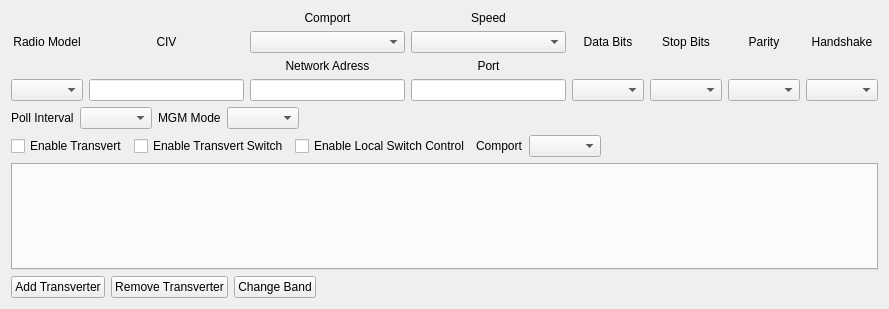
This is mqt/MqtRigControl/rigsetupform.ui in Rsclub22/Minos2-Mirror as Qt 5 draws it before an edit. The edited form follows.
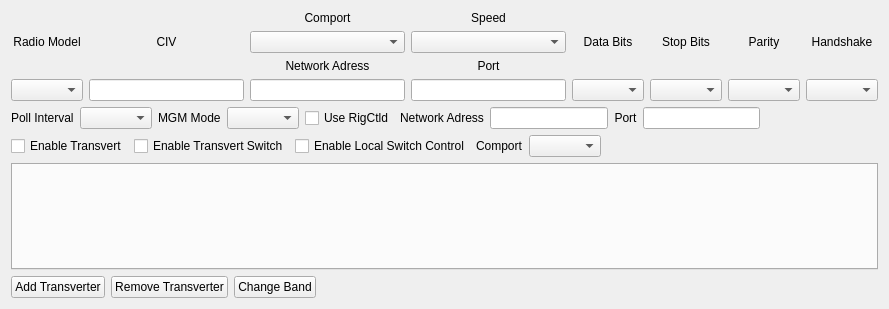
This is the edited form. Custom widgets are drawn as their Qt base class.

Patch:
```diff
--- a/mqt/MqtRigControl/rigsetupform.ui
+++ b/mqt/MqtRigControl/rigsetupform.ui
@@ -234,6 +234,56 @@
      <item>
       <widget class="QComboBox" name="mgmBox"/>
      </item>
+     <item>
+      <widget class="QCheckBox" name="useRigCtldChkBox">
+       <property name="text">
+        <string>Use RigCtld</string>
+       </property>
+      </widget>
+     </item>
+     <item>
+      <widget class="QLabel" name="rigCtldNetworkAddLbl">
+       <property name="text">
+        <string>Network Adress</string>
+       </property>
+       <property name="alignment">
+        <set>Qt::AlignCenter</set>
+       </property>
+      </widget>
+     </item>
+     <item>
+      <widget class="QLineEdit" name="rigCtldNetworkAddBox">
+       <property name="maxLength">
+        <number>15</number>
+       </property>
+       <property name="clearButtonEnabled">
+        <bool>true</bool>
+       </property>
+      </widget>
+     </item>
+     <item>
+      <widget class="QLabel" name="rigCtldNetPortLbl">
+       <property name="text">
+        <string>Port</string>
+       </property>
+       <property name="alignment">
+        <set>Qt::AlignCenter</set>
+       </property>
+      </widget>
+     </item>
+     <item>
+      <widget class="QLineEdit" name="rigCtldNetPortBox">
+       <property name="inputMask">
+        <string/>
+       </property>
+       <property name="maxLength">
+        <number>32767</number>
+       </property>
+       <property name="clearButtonEnabled">
+        <bool>true</bool>
+       </property>
+      </widget>
+     </item>
      <item>
       <spacer name="horizontalSpacer_7">
        <property name="orientation">
```
